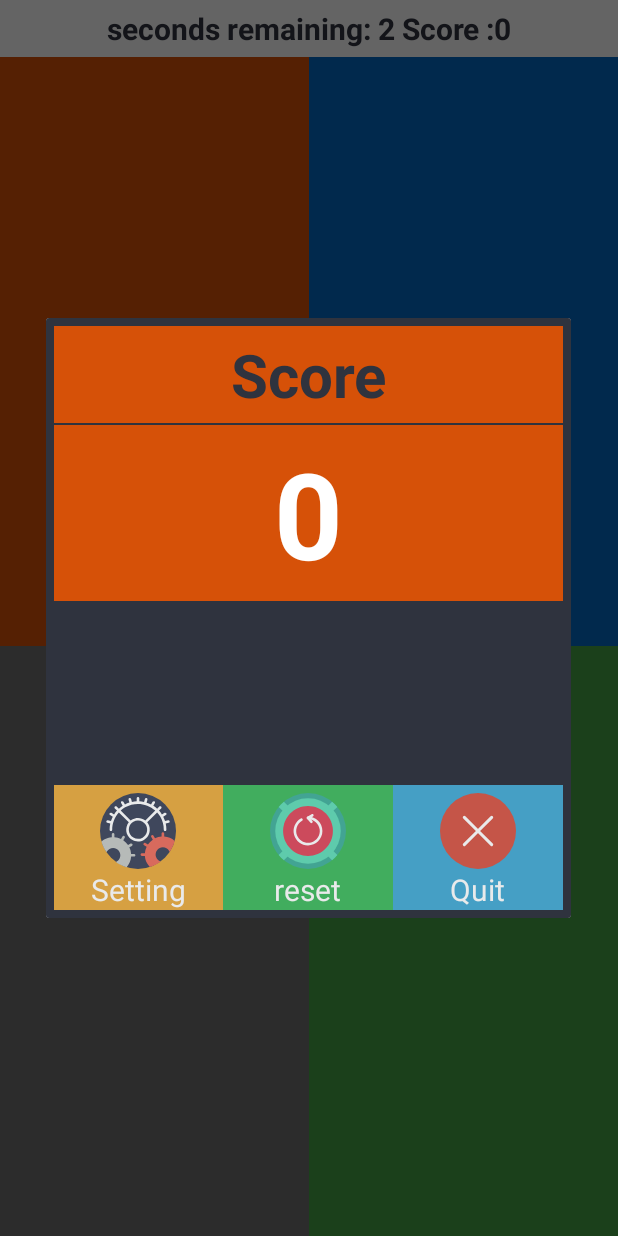
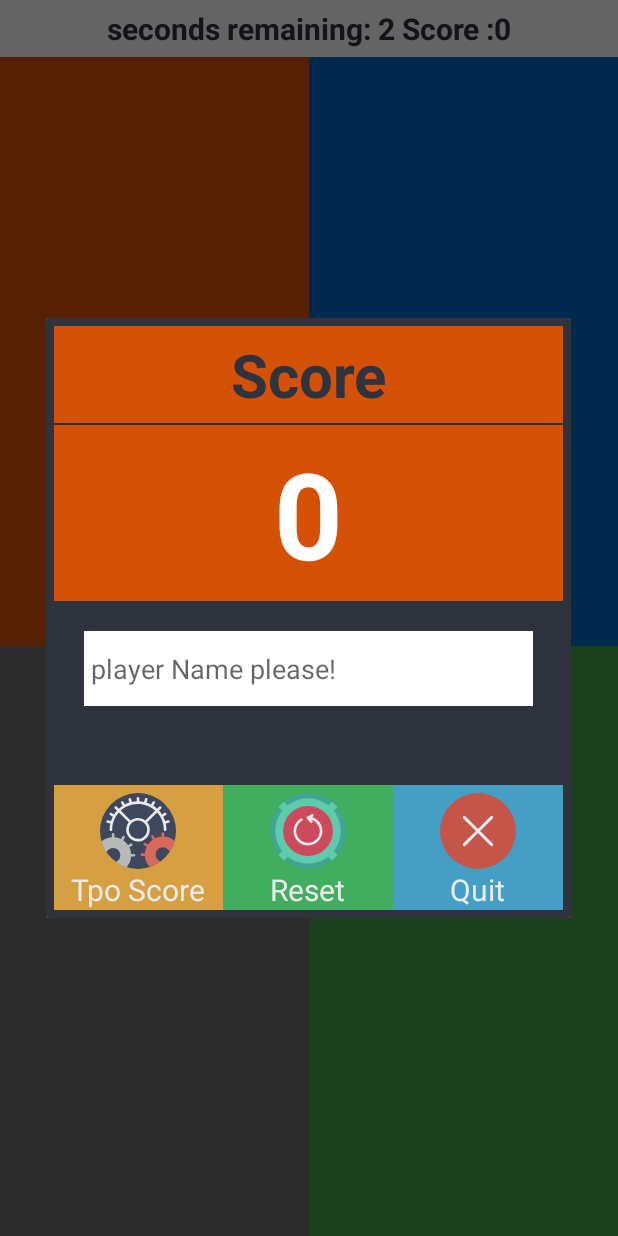
Before and after one commit to AbhishekAbhi9/puzzel_game, an Android app: the screen it shows after launch (MainActivity), after a tap on an icon or button, on a phone screen of 412 x 824 dp. Run offline under Robolectric (Android 15) with nearby library versions, the phone set to English and light mode, and no system bars.

Commit message:
All Chnage new game

```diff
--- a/app/build.gradle
+++ b/app/build.gradle
@@ -19,10 +19,11 @@ android {
 }
 
 dependencies {
-    implementation fileTree(dir: 'libs', include: ['*.jar'])
+    implementation fileTree(include: ['*.jar'], dir: 'libs')
     implementation 'com.android.support:appcompat-v7:28.0.0'
     implementation 'com.android.support.constraint:constraint-layout:1.1.3'
     testImplementation 'junit:junit:4.12'
     androidTestImplementation 'com.android.support.test:runner:1.0.2'
     androidTestImplementation 'com.android.support.test.espresso:espresso-core:3.0.2'
+    implementation 'com.android.support:recyclerview-v7:28.0.0'
 }
--- a/app/src/main/java/com/example/akabhi/backlight_game/MainActivity.java
+++ b/app/src/main/java/com/example/akabhi/backlight_game/Activity/MainActivity.java
@@ -1,22 +1,36 @@
-package com.example.akabhi.backlight_game;
+package com.example.akabhi.backlight_game.Activity;
 
 import android.app.Dialog;
+import android.content.Intent;
+import android.database.Cursor;
 import android.graphics.drawable.ColorDrawable;
 import android.media.MediaPlayer;
 import android.os.CountDownTimer;
 import android.os.Vibrator;
+import android.support.annotation.Nullable;
 import android.support.v7.app.AppCompatActivity;
 import android.os.Bundle;
+import android.util.Log;
 import android.view.View;
+import android.widget.EditText;
 import android.widget.LinearLayout;
-import android.widget.ProgressBar;
 import android.widget.TextView;
+import android.widget.Toast;
+
+import com.example.akabhi.backlight_game.Adapter.TopScoreAdapter;
+import com.example.akabhi.backlight_game.DataBase.DataBase;
+import com.example.akabhi.backlight_game.PojoClasses.ArrayList_LinearLayout;
+import com.example.akabhi.backlight_game.PojoClasses.TopScore;
+import com.example.akabhi.backlight_game.R;
 
 import java.util.ArrayList;
 import java.util.Random;
 
 
 public class MainActivity extends AppCompatActivity {
+
+    //================DataBase Files
+    private DataBase dataBase;
 
     //================Data stucture for keeping data of same type at same places
     private ArrayList<ArrayList_LinearLayout> arrayList_linearLayouts;
@@ -25,12 +39,13 @@ public class MainActivity extends AppCompatActivity {
 
     //==============in build view class of android
     private TextView score;
-    private LinearLayout box, quit, reset;
+    private LinearLayout box, quit, reset, topscore;
     private TextView scoreBoard;
+    private EditText playerName;
 
     //=============Variables that are used in this
     private int milisecondRepeat = 5000;
-    private int idPush = 0, temp, colorId, Score_Card = 0;
+    private int idPush = 0, temp, colorId, Score_Card = 0, RESULTCODE = 0;
 
     //============inbuild classes of android
     private static final Random RANDOM = new Random();
@@ -38,6 +53,7 @@ public class MainActivity extends AppCompatActivity {
     private ColorDrawable viewColor;
     private MediaPlayer mediaPlayer;
     private Vibrator vibe;
+    private Dialog dialog;
 
     @Override
     protected void onCreate(Bundle savedInstanceState) {
@@ -59,10 +75,11 @@ public class MainActivity extends AppCompatActivity {
     }
 
     //===========this is the dialog popup for showing updated score ================================
-    private void dialogCustom(int score) {
-        final Dialog dialog = new Dialog(MainActivity.this);
+    private void dialogCustom(final int score) {
+        dialog = new Dialog(MainActivity.this);
         dialog.setContentView(R.layout.custompopup);
         scoreBoard = dialog.findViewById(R.id.scoreUpdate);
+        playerName = dialog.findViewById(R.id.playerName);
         scoreBoard.setText(String.valueOf(score));
 
         //===============For closing the dialog box
@@ -70,7 +87,7 @@ public class MainActivity extends AppCompatActivity {
         quit.setOnClickListener(new View.OnClickListener() {
             @Override
             public void onClick(View v) {
-                dialog.cancel();
+                onDestroy();
             }
         });
 
@@ -82,6 +99,24 @@ public class MainActivity extends AppCompatActivity {
                 StartTimer();
                 dialog.cancel();
                 Score_Card = 0;
+            }
+        });
+
+        //============For topScore the dialog box
+        topscore = dialog.findViewById(R.id.topscore);
+        topscore.setOnClickListener(new View.OnClickListener() {
+            @Override
+            public void onClick(View v) {
+                if (playerName.getText().length() <= 0) {
+                    Toast.makeText(MainActivity.this, "Please Enter Your Name", Toast.LENGTH_SHORT).show();
+                } else {
+                    //===============Adding Data to DataBase
+                    dataBase = new DataBase(MainActivity.this);
+                    dataBase.Insert_Function_Score(playerName.getText().toString(), score);
+                    Intent intent = new Intent(MainActivity.this, TopScoreActiity.class);
+                    //startActivityForResult(intent, RESULTCODE);
+                    startActivity(intent);
+                }
             }
         });
 
@@ -210,4 +245,5 @@ public class MainActivity extends AppCompatActivity {
         super.onPause();
         mediaPlayer.release();
     }
+
 }
--- a/app/src/main/java/com/example/akabhi/backlight_game/ArrayList_LinearLayout.java
+++ b/app/src/main/java/com/example/akabhi/backlight_game/PojoClasses/ArrayList_LinearLayout.java
@@ -1,4 +1,4 @@
-package com.example.akabhi.backlight_game;
+package com.example.akabhi.backlight_game.PojoClasses;
 
 import android.widget.LinearLayout;
 
--- a/app/src/main/res/layout/activity_main.xml
+++ b/app/src/main/res/layout/activity_main.xml
@@ -5,7 +5,7 @@
     android:layout_width="match_parent"
     android:layout_height="match_parent"
     android:orientation="vertical"
-    tools:context=".MainActivity">
+    tools:context=".Activity.MainActivity">
 
     <TextView
         android:id="@+id/score"
--- a/app/src/main/res/layout/custompopup.xml
+++ b/app/src/main/res/layout/custompopup.xml
@@ -6,6 +6,11 @@
     android:layout_gravity="center"
     android:background="@color/colorPrimary"
     android:padding="5dp">
+
+    <LinearLayout
+        android:layout_width="match_parent"
+        android:layout_height="wrap_content"
+        android:orientation="vertical">
 
         <LinearLayout
             android:layout_width="match_parent"
@@ -38,6 +43,16 @@
                 android:textColor="@color/white"
                 android:textSize="80sp"
                 android:textStyle="bold" />
+
+        </LinearLayout>
+
+        <EditText
+            android:id="@+id/playerName"
+            android:layout_width="match_parent"
+            android:layout_height="50dp"
+            android:layout_margin="20dp"
+            android:background="@color/white"
+            android:hint=" player Name please!" />
     </LinearLayout>
 
     <RelativeLayout
@@ -52,7 +67,7 @@
             android:orientation="horizontal">
 
             <LinearLayout
-                android:id="@+id/setting"
+                android:id="@+id/topscore"
                 android:layout_width="0dp"
                 android:layout_height="wrap_content"
                 android:layout_weight="1"
@@ -71,7 +86,7 @@
                 <TextView
                     android:layout_width="wrap_content"
                     android:layout_height="wrap_content"
-                    android:text="Setting"
+                    android:text="@string/topScore"
                     android:textColor="@color/white"
                     android:textSize="20sp" />
 
@@ -97,7 +112,7 @@
                 <TextView
                     android:layout_width="wrap_content"
                     android:layout_height="wrap_content"
-                    android:text="reset"
+                    android:text="@string/reset"
                     android:textColor="@color/white"
                     android:textSize="20sp" />
 
@@ -123,7 +138,7 @@
                 <TextView
                     android:layout_width="wrap_content"
                     android:layout_height="wrap_content"
-                    android:text="Quit"
+                    android:text="@string/quit"
                     android:textColor="@color/white"
                     android:textSize="20sp" />
 
--- a/app/src/main/res/values/strings.xml
+++ b/app/src/main/res/values/strings.xml
@@ -1,3 +1,6 @@
 <resources>
-    <string name="app_name">BackLight_Game</string>
+    <string name="app_name">Skip Square</string>
+    <string name="topScore">Tpo Score</string>
+    <string name="reset">Reset</string>
+    <string name="quit">Quit</string>
 </resources>
--- a/app/src/main/res/values/styles.xml
+++ b/app/src/main/res/values/styles.xml
@@ -1,11 +1,13 @@
 <resources>
 
     <!-- Base application theme. -->
-    <style name="AppTheme" parent="Theme.AppCompat.Light.NoActionBar">
+    <style name="AppTheme" parent="Theme.AppCompat.Light.DarkActionBar">
         <!-- Customize your theme here. -->
         <item name="colorPrimary">@color/colorPrimary</item>
         <item name="colorPrimaryDark">@color/colorPrimaryDark</item>
         <item name="colorAccent">@color/colorAccent</item>
     </style>
 
+    <style name="AppTheme.AppBarOverlay" parent="Theme.AppCompat.Light.NoActionBar" />
+
 </resources>
```
Also changed, not shown: app/src/main/AndroidManifest.xml (+7 -3 lines), app/src/main/java/com/example/akabhi/backlight_game/Activity/TopScoreActiity.java (added, +57 -0 lines), app/src/main/java/com/example/akabhi/backlight_game/Adapter/TopScoreAdapter.java (added, +56 -0 lines), app/src/main/java/com/example/akabhi/backlight_game/DataBase/DataBase.java (added, +63 -0 lines), app/src/main/java/com/example/akabhi/backlight_game/PojoClasses/TopScore.java (added, +15 -0 lines), app/src/main/res/drawable-v24/ic_microsoft.xml (added, +18 -0 lines), app/src/main/res/drawable/ic_microsoft.xml (added, +18 -0 lines), app/src/main/res/layout/activity_top_score_actiity.xml (added, +17 -0 lines), app/src/main/res/layout/topscoreadapter.xml (added, +43 -0 lines), 1 other file. Lines whose indentation alone changed are shown as unchanged.
